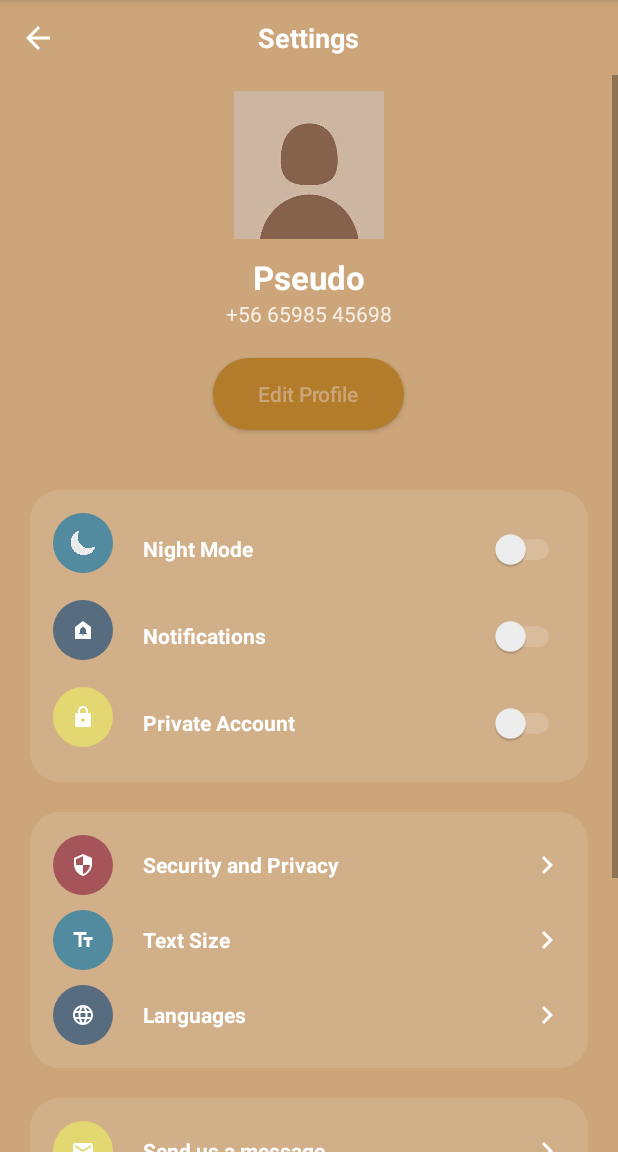
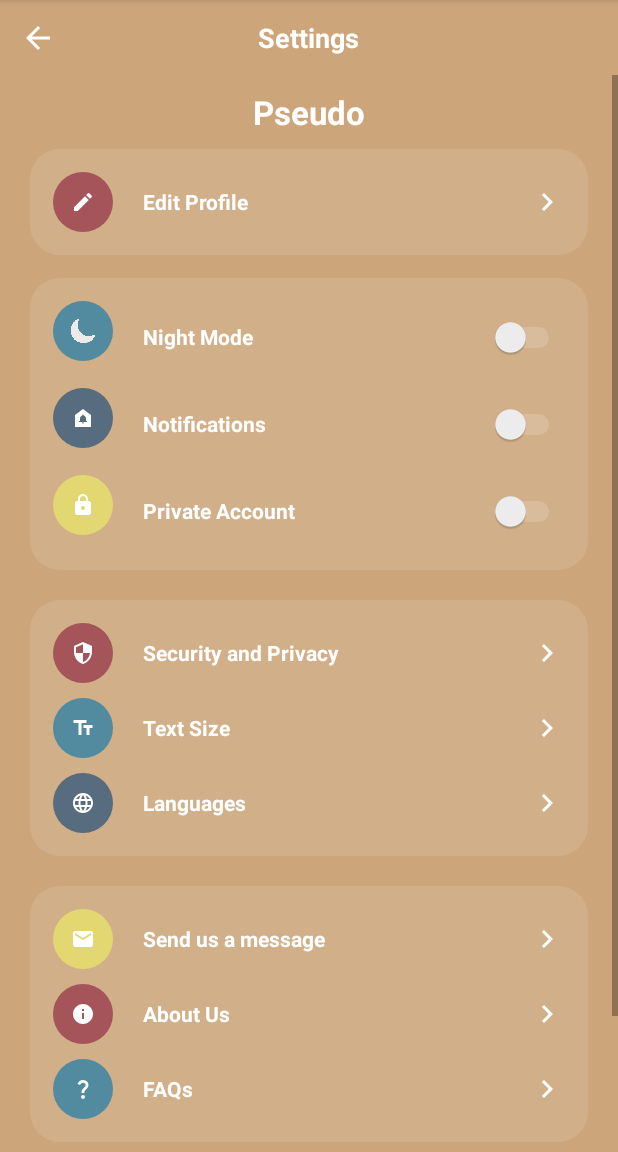
Before and after one commit to AyAztuB/foodstache, an Android app: the SettingActivity screen opened directly, with no data from a screen before it, on a phone screen of 412 x 824 dp, the part 84-1236 px from its top. Run offline under Robolectric (Android 15) with nearby library versions, the phone set to English and light mode, and no system bars; our stand-ins replace Firebase (no records; nobody signed in at launch, a user with empty details on screens opened directly).

Commit message:
modifications edit profile

```diff
--- /dev/null
+++ b/Foodstache/app/src/main/res/drawable/edit_icon.xml
@@ -0,0 +1,5 @@
+<vector android:height="24dp" android:tint="#FFFFFF"
+    android:viewportHeight="24" android:viewportWidth="24"
+    android:width="24dp" xmlns:android="http://schemas.android.com/apk/res/android">
+    <path android:fillColor="@android:color/white" android:pathData="M3,17.25V21h3.75L17.81,9.94l-3.75,-3.75L3,17.25zM20.71,7.04c0.39,-0.39 0.39,-1.02 0,-1.41l-2.34,-2.34c-0.39,-0.39 -1.02,-0.39 -1.41,0l-1.83,1.83 3.75,3.75 1.83,-1.83z"/>
+</vector>
--- a/Foodstache/app/src/main/res/layout/activity_setting.xml
+++ b/Foodstache/app/src/main/res/layout/activity_setting.xml
@@ -42,13 +42,6 @@
             android:layout_height="wrap_content"
             android:orientation="vertical">
 
-            <ImageView
-                android:layout_width="100dp"
-                android:layout_height="100dp"
-                android:layout_gravity="center"
-                android:layout_marginTop="10dp"
-                android:src="@drawable/profile_icone"/>
-
             <TextView
                 android:layout_width="wrap_content"
                 android:layout_height="wrap_content"
@@ -59,24 +52,48 @@
                 android:textSize="22sp"
                 android:textStyle="bold"/>
 
-            <TextView
-                android:layout_width="wrap_content"
+            <LinearLayout
+                android:background="@drawable/round_back_white10_20"
+                android:layout_width="match_parent"
                 android:layout_height="wrap_content"
-                android:text="+56 65985 45698"
-                android:textColor="#CCFFFFFF"
-                android:layout_gravity="center"/>
+                android:layout_marginStart="20dp"
+                android:layout_marginEnd="20dp"
+                android:layout_marginTop="10dp"
+                android:orientation="vertical"
+                android:padding="15dp">
+                <!-- Edit Profile -->
+                    <RelativeLayout
+                android:layout_width="match_parent"
+                android:layout_height="wrap_content">
 
-            <androidx.appcompat.widget.AppCompatButton
-                android:layout_width="wrap_content"
-                android:layout_height="48dp"
-                android:layout_marginTop="20dp"
-                android:paddingStart="30dp"
-                android:layout_gravity="center"
-                android:background="@drawable/round_back_secondary_100"
-                android:text="Edit Profile"
-                android:textAllCaps="false"
-                android:textColor="@color/primary"
-                android:paddingEnd="30dp"/>
+                <ImageView
+                    android:layout_width="40dp"
+                    android:id="@+id/edit_profile"
+                    android:layout_height="40dp"
+                    android:src="@drawable/edit_icon"
+                    android:background="@drawable/round_back_security"
+                    android:padding="12dp"/>
+
+                <TextView
+                    android:layout_marginStart="20dp"
+                    android:layout_width="wrap_content"
+                    android:layout_height="wrap_content"
+                    android:layout_centerVertical="true"
+                    android:text="Edit Profile"
+                    android:textColor="#FFFFFF"
+                    android:textStyle="bold"
+                    android:layout_toEndOf="@+id/edit_profile"/>
+
+                <ImageView
+                    android:layout_width="wrap_content"
+                    android:layout_height="wrap_content"
+                    android:src="@drawable/right_arrow_icon"
+                    android:layout_alignParentEnd="true"
+                    android:layout_centerVertical="true"/>
+            </RelativeLayout>
+
+
+            </LinearLayout>
 
             <LinearLayout
                 android:background="@drawable/round_back_white10_20"
@@ -84,7 +101,7 @@
                 android:layout_height="wrap_content"
                 android:layout_marginStart="20dp"
                 android:layout_marginEnd="20dp"
-                android:layout_marginTop="40dp"
+                android:layout_marginTop="15dp"
                 android:orientation="vertical"
                 android:padding="15dp">
 
```
